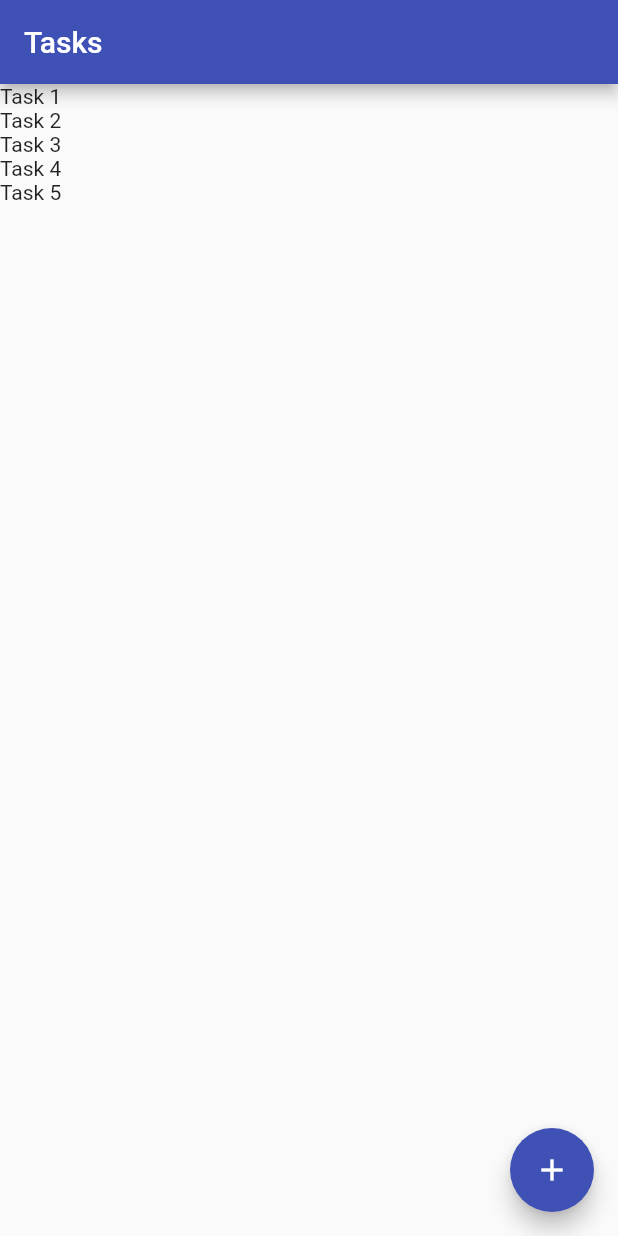
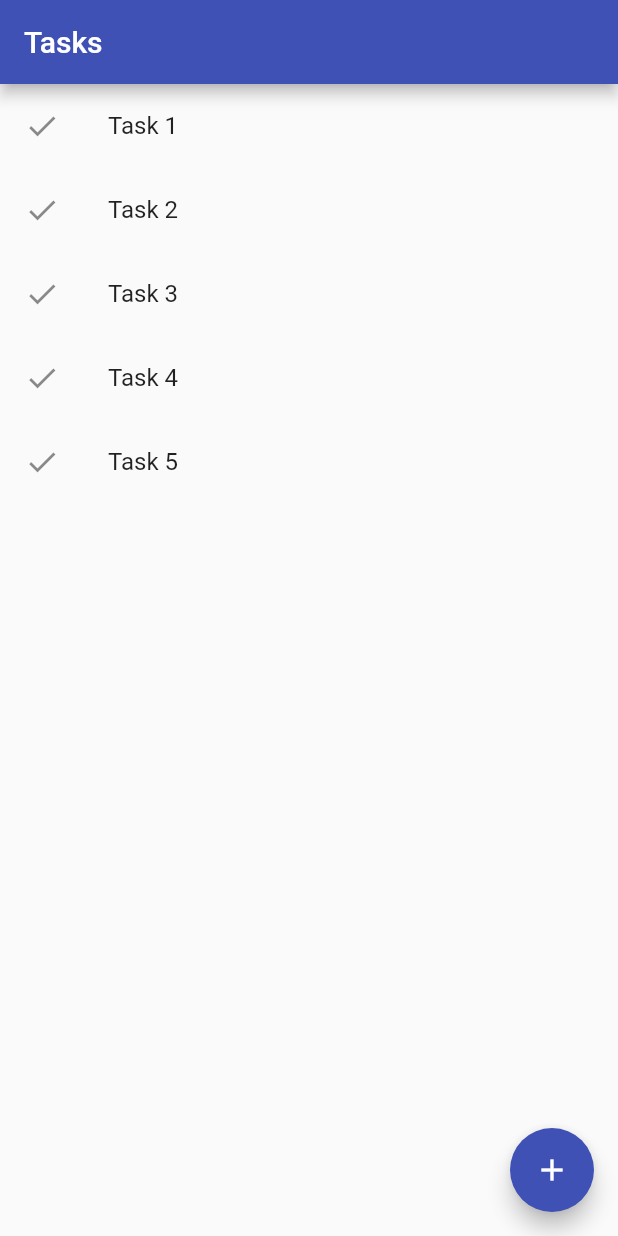
Before and after one commit to Joe-noh/flutter_todo, a Flutter app: the screen it shows after launch, on a phone screen of 412 x 824 dp. Run offline on Flutter 3.47's test engine with Material 2 defaults, Android fonts, the phone set to English and light mode, and no system bars.

Commit message:
list item widgets

```diff
--- a/lib/pages/todo_list.dart
+++ b/lib/pages/todo_list.dart
@@ -1,4 +1,5 @@
 import 'package:flutter/material.dart';
+import 'package:flutter_todo/widgets/todo_list_item.dart';
 
 class TodoListPage extends StatefulWidget {
   TodoListPage({Key key}) : super(key: key);
@@ -34,7 +35,7 @@ class TodoListPageState extends State<TodoListPage> {
       body: ListView.builder(
         itemCount: tasks.length,
         itemBuilder: (context, index) {
-          return new Text(tasks.elementAt(index));
+          return new TodoListItem(title: tasks.elementAt(index));
         },
       ),
       floatingActionButton: new FloatingActionButton(
--- /dev/null
+++ b/lib/widgets/todo_list_item.dart
@@ -0,0 +1,19 @@
+import 'package:flutter/material.dart';
+
+class TodoListItem extends StatelessWidget {
+  final String title;
+
+  TodoListItem({Key key, this.title}) : super(key: key);
+
+  @override
+  Widget build(BuildContext context) {
+    return new ListTile(
+      leading: new Icon(Icons.check),
+      title: new Text(
+        this.title,
+        style: new TextStyle(fontSize: 16.0)
+      ),
+      onTap: () {},
+    );
+  }
+}
```
